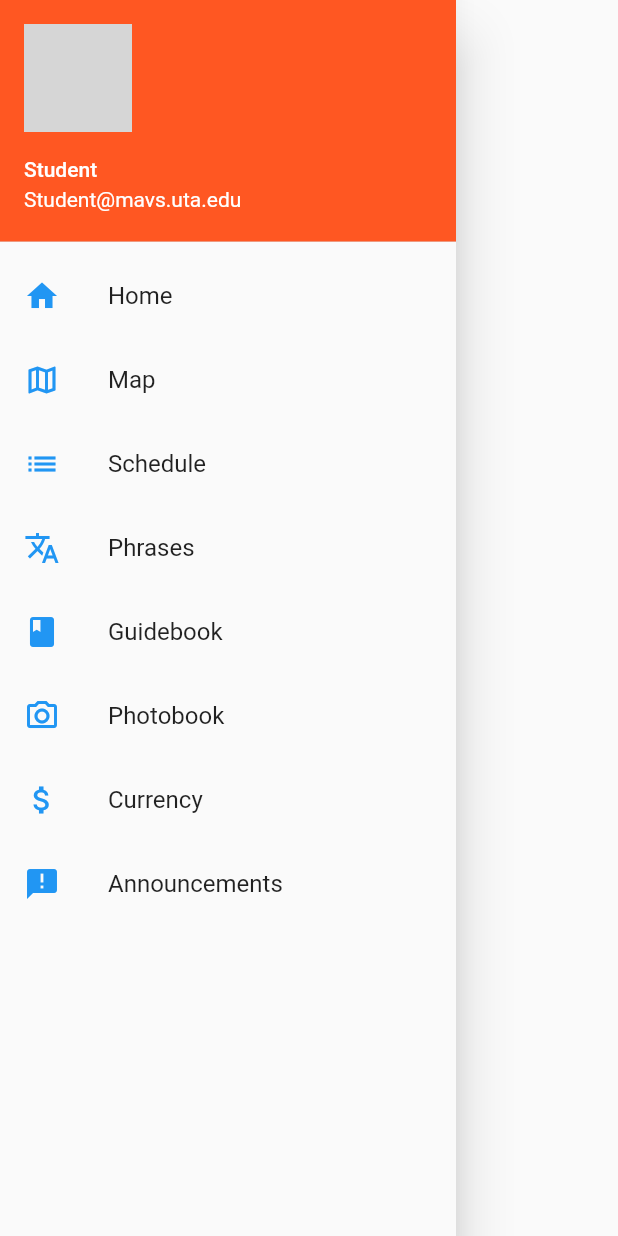
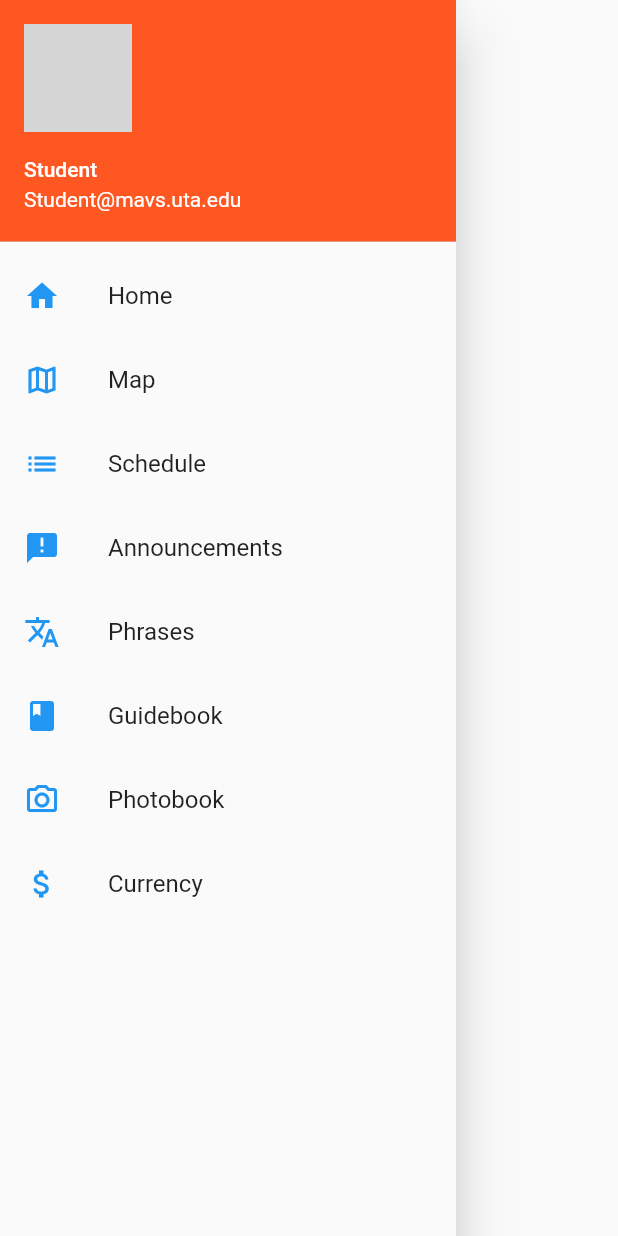
Before and after one commit to Nick-Student/StudyAbroad, a Flutter app: the SideDrawer widget shown alone on an empty page, opened directly, on a phone screen of 412 x 824 dp. Run offline on Flutter 3.47's test engine with Material 2 defaults, Android fonts, the phone set to English and light mode, and no system bars; our stand-ins replace audioplayers, cloud_firestore, firebase_auth, firebase_core, google_maps_flutter, webview_flutter; missing offline and left inert: advance_pdf_viewer; accounts and stored records are empty; network calls fail; grey boxes are pictures that could not be loaded.

Commit message:
Initial announcements + minor change in guidebook

```diff
--- a/lib/main.dart
+++ b/lib/main.dart
@@ -6,6 +6,7 @@ import 'package:flutter_project/screens/map.dart';
 // import 'package:google_maps_flutter/google_maps_flutter.dart';
 // import 'package:location/location.dart';
 import 'package:flutter_project/screens/schedule.dart';
+import 'package:flutter_project/screens/announcements.dart';
 import 'package:flutter_project/screens/phrases.dart';
 import 'package:flutter_project/screens/photos.dart';
 import 'package:flutter_project/screens/login.dart';
@@ -35,6 +36,7 @@ class MyApp extends StatelessWidget {
           'home': (context) => Home(),
           'map': (context) => GMap(),
           'schedule': (context) => Scheduler(),
+          'announcements': (context) => Announcements(),
           'phrases': (context) => Phrases(),
           'guidebook': (context) => Guidebook(),
           'photobook': (content) => Photobook(),
--- a/lib/screens/guidebook.dart
+++ b/lib/screens/guidebook.dart
@@ -18,7 +18,7 @@ class _GuidebookState extends State<Guidebook> {
 
   // The loadDocument function will get the PDF file from the assets folder.
   loadDocument() async {
-    document = document = await PDFDocument.fromAsset('assets/guide.pdf');
+    document = await PDFDocument.fromAsset('assets/guide.pdf');
 
     setState(() => _isLoading = false);
   }
--- a/lib/side_drawer.dart
+++ b/lib/side_drawer.dart
@@ -60,6 +60,17 @@ class SideDrawer extends StatelessWidget {
                 ),
               ),
               ListTile(
+                title: Text('Announcements'),
+                leading: Icon(
+                  Icons.announcement,
+                  color:Colors.blue,
+                ),
+                onTap: () => Navigator.pushNamed(
+                    context,
+                    'announcements'
+                ),
+              ),
+              ListTile(
                 title: Text('Phrases'),
                 leading: Icon(
                   Icons.translate,
@@ -103,13 +114,6 @@ class SideDrawer extends StatelessWidget {
                     'currency'
                 ),
               ),
-              ListTile(
-                title: Text('Announcements'),
-                leading: Icon(
-                  Icons.announcement,
-                  color: Colors.blue,
-                ),
-              )
         ]),)
       ),
     );
```
Also changed, not shown: lib/screens/announcements.dart (added, +42 -0 lines).
